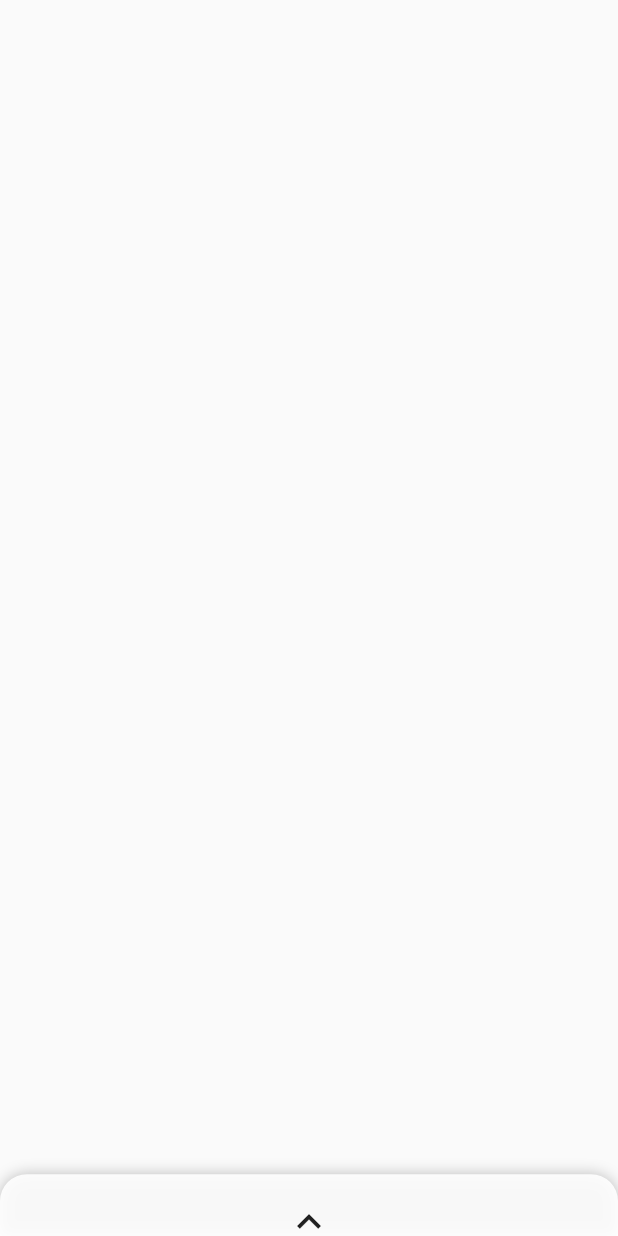
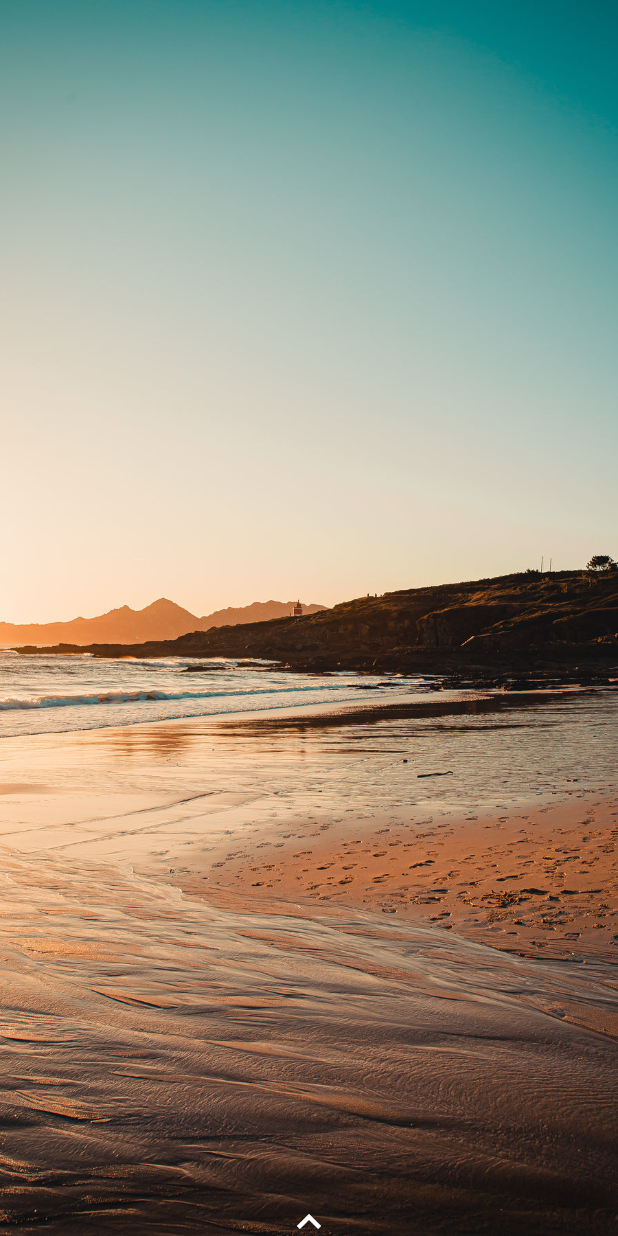
Before and after one commit to Chava-Sai/Unwind, a Flutter app: the LoginPage screen opened by its route, after a tap on the "arrow forward" icon, on a phone screen of 412 x 824 dp. Run offline on Flutter 3.47's test engine with Material 2 defaults, Android fonts, the phone set to English and light mode, and no system bars; drawn by our look-alikes of sliding_up_panel; our stand-ins replace firebase_auth, firebase_core, google_sign_in; missing offline and left inert: flutter_login_facebook; accounts and stored records are empty.

Commit message:
Scroll Page update

```diff
--- a/lib/main.dart
+++ b/lib/main.dart
@@ -24,7 +24,7 @@ class MyApp extends StatelessWidget {
   Widget build(BuildContext context) {
     return MaterialApp(
       debugShowCheckedModeBanner: false,
-      initialRoute: 'login',
+      initialRoute: 'scroll',
       routes: {
         'login' : (context) => LoginPage(),
         'register' : (context) => MyRegister(),
--- a/lib/scroll.dart
+++ b/lib/scroll.dart
@@ -1,36 +1,95 @@
 import 'package:flutter/material.dart';
 import 'package:sliding_up_panel/sliding_up_panel.dart';
 
-class ScrollPage extends StatelessWidget {
+class ScrollPage extends StatefulWidget {
+  @override
+  _ScrollPageState createState() => _ScrollPageState();
+}
+
+class _ScrollPageState extends State<ScrollPage> {
+  double _opacity = 1.0;
+
   @override
   Widget build(BuildContext context) {
-    final panelHeightClosed = MediaQuery.of(context).size.height*0.05;
-    final panelHeightOpen = MediaQuery.of(context).size.height*0.8;
-    return Scaffold(
+    final panelHeightClosed = MediaQuery.of(context).size.height * 0.05;
+    final panelHeightOpen = MediaQuery.of(context).size.height * 1.0;
+
+    return NotificationListener<ScrollNotification>(
+      onNotification: (notification) {
+        setState(() {
+          _opacity = 1.0 - notification.metrics.pixels / 200.0;
+        });
+        return true;
+      },
+      child: Stack(
+        children: [
+          Opacity(
+            opacity: _opacity,
+            child: Container(
+              decoration: BoxDecoration(
+                image: DecorationImage(
+                  image: AssetImage('Assets/image/back.jpg'),
+                  fit: BoxFit.cover,
+                ),
+              ),
+            ),
+          ),
+          Scaffold(
+            backgroundColor: Colors.transparent,
             body: SlidingUpPanel(
               minHeight: panelHeightClosed,
               maxHeight: panelHeightOpen,
-        color: Colors.white.withOpacity(0.9),
-        panelBuilder: (scrollController) => _buildPanel(scrollController),
+              color: Colors.transparent,
+              panelBuilder: (scrollController) =>
+                  _buildPanel(scrollController),
               borderRadius: BorderRadius.vertical(top: Radius.circular(18)),
               parallaxEnabled: true,
               parallaxOffset: .5,
             ),
+          ),
+        ],
+      ),
     );
   }
 
-  Widget _buildPanel(ScrollController scrollController) => ListView(
-    padding: EdgeInsets.zero,
+  Widget _buildPanel(ScrollController scrollController) => Container(
+    padding: EdgeInsets.symmetric(horizontal: 24),
+    child: CustomScrollView(
+      controller: scrollController,
+      slivers: [
+        SliverToBoxAdapter(
+          child: Column(
+            crossAxisAlignment: CrossAxisAlignment.start,
             children: [
-      SizedBox(height: 16,),
-      buildAboutText(),
-      SizedBox(height: 24,),
+              SizedBox(height: 16),
+              buildHeader(),
+              SizedBox(height: 18),
             ],
+          ),
+        ),
+        SliverList(
+          delegate: SliverChildBuilderDelegate(
+                (BuildContext context, int index) {
+              return Padding(
+                padding: EdgeInsets.only(left: 10, bottom: 20, right: 10),
+                child: Container(
+                  decoration: BoxDecoration(
+                    borderRadius: BorderRadius.circular(10),
+                    color: Colors.grey.withOpacity(0.3),
+                  ),
+                  height: MediaQuery.of(context).size.height * 0.2,
+                  width: MediaQuery.of(context).size.width,
+                ),
+              );
+            },
+            childCount: 4,
+          ),
+        ),
+      ],
+    ),
   );
 
- Widget buildAboutText() => Container(
-   padding: EdgeInsets.symmetric(horizontal: 24),
-   child: Column(
+  Widget buildHeader() => Column(
     crossAxisAlignment: CrossAxisAlignment.start,
     children: [
       Center(
@@ -39,12 +98,11 @@ class ScrollPage extends StatelessWidget {
           child: Icon(
             Icons.keyboard_arrow_up,
             size: 32,
+            color: Colors.white,
           ),
         ),
       ),
-       SizedBox(height: 10,),
-       Text('ChatGPT is a large language model developed by OpenAI based on the GPT (Generative Pretrained Transformer) architecture. It is designed to generate human-like responses to text input, making it an effective tool for natural language processing (NLP) tasks such as language translation, text summarization, and conversational AI.ChatGPT has been trained on a massive corpus of text data, including books, articles, and web pages, which allows it to generate high-quality, coherent responses to a wide range of input queries. It uses deep learning techniques such as attention mechanisms and transformers to analyze and generate text, making it highly effective at generating natural-sounding, contextually-appropriate responses.ChatGPT is used in a variety of applications, including chatbots, virtual assistants, and customer service systems. It has the potential to revolutionize the way people interact with technology by making it easier and more natural to communicate with computers and other devices.'),
+      SizedBox(height: 10),
     ],
-   ),
   );
 }
```
Also changed, not shown: Assets/image/back.jpg (added). Lines whose indentation alone changed are shown as unchanged.
